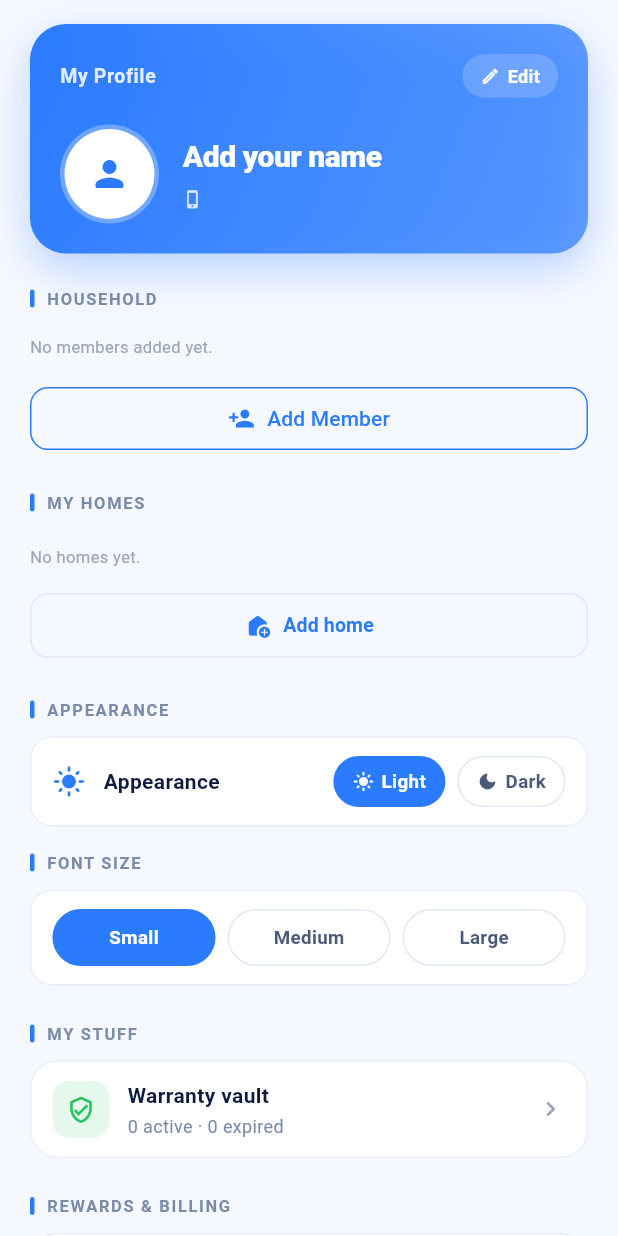
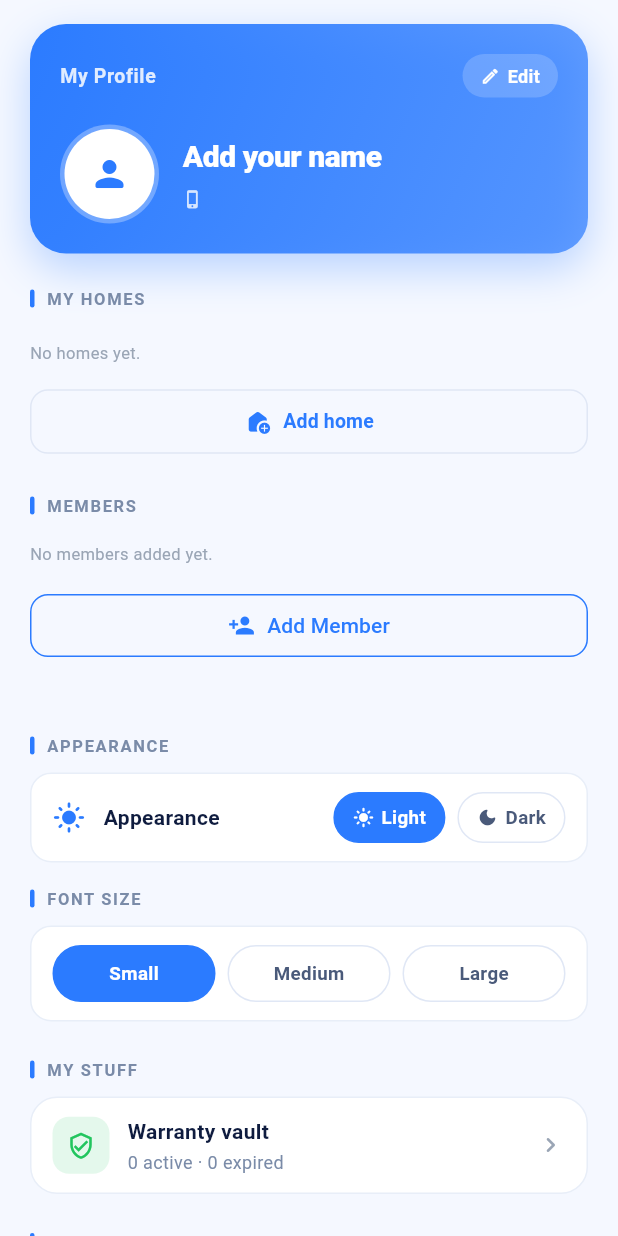
Before and after one commit to zhini-co-in/ZhiniApp, a Flutter app: the ProfileTab screen opened directly with empty values, on a phone screen of 412 x 824 dp. Run offline on Flutter 3.47's test engine with Material 3 defaults, Android fonts, the phone set to English and light mode, and no system bars; our stand-ins replace after_layout, camera, country_code_picker, device_info_plus, firebase_auth, firebase_core and 10 more; missing offline and left inert: country_flags, fuzzywuzzy, gal, google_mlkit_text_recognition, in_app_update and 3 more; accounts and stored records are empty; network calls fail.

Commit message:
UI changes

```diff
--- a/lib/constants/app_strings.dart
+++ b/lib/constants/app_strings.dart
@@ -334,7 +334,7 @@ class AppStrings {
   static const String appearance = 'APPEARANCE';
   static const String accountActions = 'ACCOUNT ACTIONS';
 
-  static const String household = 'HOUSEHOLD';
+  static const String household = 'MEMBERS';
   static const String noMembersYet = 'No members added yet.';
   static const String member = 'Member';
   static const String owner = 'Owner';
--- a/lib/profile_tab.dart
+++ b/lib/profile_tab.dart
@@ -813,9 +813,9 @@ const hasHome = true; // new user-ku kooda full profile
                     ] else ...[
                       // ============= FULL PROFILE — real home exists =============
                                             const SizedBox(height: 22),
-                      _buildHouseholdSection(homes),
-                      const SizedBox(height: 24),
-                      _sectionHeader(AppStrings.myHomes),
+                      _sectionHeader(homes.length > 1
+    ? '${AppStrings.myHomes} (${homes.length})'
+    : AppStrings.myHomes),
                       const SizedBox(height: 10),
                       ..._buildHomesList(homes),
                       const SizedBox(height: 4),
@@ -832,9 +832,14 @@ SizedBox(
                           label: Text(
                               homes.isEmpty ? AppStrings.addHome : AppStrings.addAnotherHome,
                               style: TextStyle(
-            color: AppColors.primary, fontSize: 13, fontWeight: FontWeight.w600)),
-  ),
-),
+                                  color: AppColors.primary,
+                                  fontSize: 13,
+                                  fontWeight: FontWeight.w600)),
+                        ),
+                      ),
+                      const SizedBox(height: 24),
+                      _buildHouseholdSection(homes),
+                      const SizedBox(height: 24),
                       const SizedBox(height: 24),
 
                                             _sectionHeader(AppStrings.appearance),
@@ -1122,7 +1127,9 @@ SizedBox(
     return Column(
       crossAxisAlignment: CrossAxisAlignment.start,
       children: [
-        _sectionHeader(AppStrings.household),
+                _sectionHeader(members.length > 1
+            ? 'MEMBERS (${members.length})'
+            : 'MEMBERS'),
         const SizedBox(height: 10),
         if (members.isEmpty)
           Padding(
```
Also changed, not shown: lib/home_tab.dart (+14 -19 lines), lib/widgets/service_group_card.dart (+14 -11 lines). Lines whose indentation alone changed are shown as unchanged.
